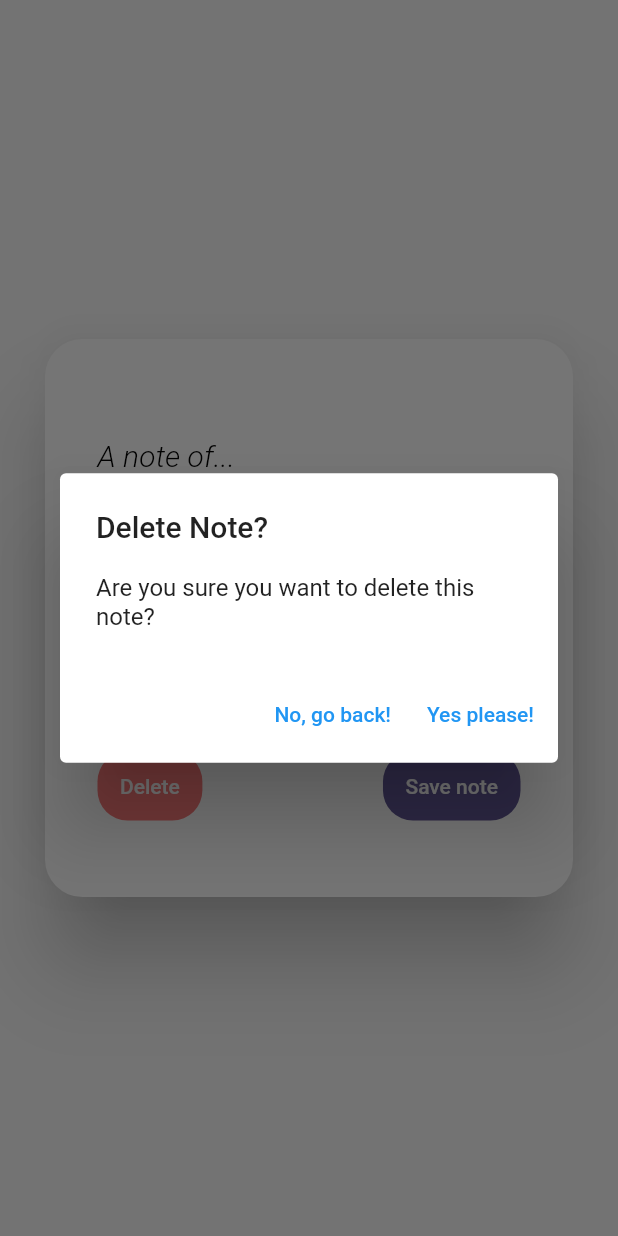
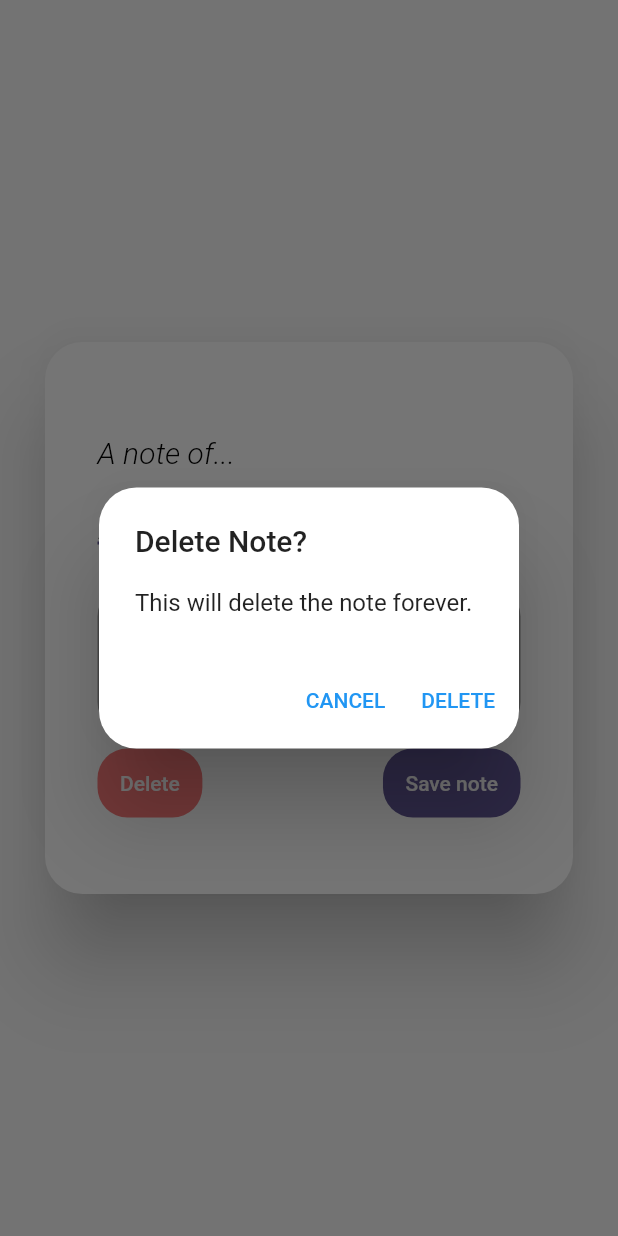
Before and after one commit to Jiaxen/kokoro, a Flutter app: the EditNoteScreen widget shown alone on an empty page, opened directly with empty values, after a tap on "Delete", on a phone screen of 412 x 824 dp. Run offline on Flutter 3.47's test engine with Material 2 defaults, Android fonts, the phone set to English and light mode, and no system bars; our stand-ins replace cloud_firestore, firebase_auth, firebase_core, flutter_progress_hud, flutter_riverpod, flutter_signin_button and 3 more; missing offline and left inert: flutter_facebook_auth; accounts and stored records are empty; network calls fail.

Commit message:
Refactoring, ui tweeks

```diff
--- a/lib/app/screens/edit_note_screen.dart
+++ b/lib/app/screens/edit_note_screen.dart
@@ -58,7 +58,7 @@ class _EditNoteScreenState extends ConsumerState<EditNoteScreen> {
                 mainAxisSize: MainAxisSize.min,
                 crossAxisAlignment: CrossAxisAlignment.start,
                 children: [
-                  const SizedBox(height: 16),
+                  const SizedBox(height: 12),
                   Text(
                     'A note of...',
                     style: TextStyle(
@@ -115,24 +115,13 @@ class _EditNoteScreenState extends ConsumerState<EditNoteScreen> {
                       keyboardType: TextInputType.multiline,
                       textCapitalization: TextCapitalization.sentences,
                       minLines: 3,
-                      maxLines: 5),
+                      maxLines: 3),
                   const SizedBox(height: 10),
                   Row(
                     mainAxisAlignment: MainAxisAlignment.spaceBetween,
                     children: [
                       TextButton(
-                        style: ButtonStyle(
-                          padding: MaterialStateProperty.all<EdgeInsetsGeometry>(
-                              const EdgeInsets.all(15)),
-                          backgroundColor: MaterialStateProperty.all<Color>(
-                              kWarningBackgroundColorLight),
-                          foregroundColor: MaterialStateProperty.all<Color>(
-                              kPrimaryTitleColour),
-                          shape: MaterialStateProperty.all<OutlinedBorder>(
-                              const RoundedRectangleBorder(
-                            borderRadius: BorderRadius.all(Radius.circular(20.0)),
-                          )),
-                        ),
+                        style: roundButtonStyle(kPrimaryTitleColour, kWarningBackgroundColorLight),
                         onPressed: () {
                           if (myController.text.isEmpty &&
                               widget.note.id == null) {
@@ -142,13 +131,16 @@ class _EditNoteScreenState extends ConsumerState<EditNoteScreen> {
                             showDialog<String>(
                               context: context,
                               builder: (BuildContext context) => AlertDialog(
+                                insetPadding: const EdgeInsets.symmetric(horizontal: 35, vertical: 50),
+                                shape: const RoundedRectangleBorder(
+                                    borderRadius: BorderRadius.all(Radius.circular(25))),
                                 title: const Text('Delete Note?'),
                                 content: const Text(
-                                    'Are you sure you want to delete this note?'),
+                                    'This will delete the note forever.'),
                                 actions: <Widget>[
                                   TextButton(
                                     onPressed: () => Navigator.of(context).pop(),
-                                    child: const Text('No, go back!'),
+                                    child: const Text('CANCEL'),
                                   ),
                                   TextButton(
                                     onPressed: () {
@@ -158,7 +150,7 @@ class _EditNoteScreenState extends ConsumerState<EditNoteScreen> {
                                       Navigator.of(context)
                                           .popUntil((route) => route.isFirst);
                                     },
-                                    child: const Text('Yes please!'),
+                                    child: const Text('DELETE'),
                                   ),
                                 ],
                               ),
@@ -168,18 +160,7 @@ class _EditNoteScreenState extends ConsumerState<EditNoteScreen> {
                         child: const Text('Delete'),
                       ),
                       TextButton(
-                        style: ButtonStyle(
-                          padding: MaterialStateProperty.all<EdgeInsetsGeometry>(
-                              const EdgeInsets.all(15)),
-                          backgroundColor:
-                              MaterialStateProperty.all<Color>(kPrimaryAppColour),
-                          foregroundColor: MaterialStateProperty.all<Color>(
-                              kPrimaryTitleColour),
-                          shape: MaterialStateProperty.all<OutlinedBorder>(
-                              const RoundedRectangleBorder(
-                            borderRadius: BorderRadius.all(Radius.circular(20.0)),
-                          )),
-                        ),
+                        style: roundButtonStyle(kPrimaryTitleColour, kPrimaryAppColour),
                         onPressed: () {
                           if (myController.text.isNotEmpty) {
                             widget.note.content = myController.text;
--- a/lib/app/screens/find_partner_screen.dart
+++ b/lib/app/screens/find_partner_screen.dart
@@ -126,18 +126,7 @@ class _FindPartnerScreenState extends ConsumerState<FindPartnerScreen> {
         Container(
           alignment: Alignment.topRight,
           child: TextButton(
-            style: ButtonStyle(
-              padding: MaterialStateProperty.all<EdgeInsetsGeometry>(
-                  const EdgeInsets.symmetric(vertical: 15, horizontal: 25)),
-              backgroundColor: MaterialStateProperty.all<Color>(
-                  kWarningBackgroundColorLight),
-              foregroundColor:
-                  MaterialStateProperty.all<Color>(kPrimaryTitleColour),
-              shape: MaterialStateProperty.all<OutlinedBorder>(
-                  const RoundedRectangleBorder(
-                borderRadius: BorderRadius.all(Radius.circular(30.0)),
-              )),
-            ),
+            style: roundButtonStyle(kPrimaryTitleColour, kWarningBackgroundColorLight),
             onPressed: () {
               if (myController.text != "") {
                 group.invitedMembers != null
--- a/lib/constants.dart
+++ b/lib/constants.dart
@@ -12,3 +12,17 @@ Color kPrimaryTextColour = Colors.black;
 Color kPrimaryBackgroundColour = Colors.white;
 Color kSecondaryBackgroundColour = const Color(0xFFAAAAAA);
 Color kTextBackgroundColour = const Color(0xFFF3F3F3);
+
+
+ButtonStyle roundButtonStyle(Color foregroundColour, Color backgroundColour) {
+  return ButtonStyle(
+    padding: MaterialStateProperty.all<EdgeInsetsGeometry>(
+        const EdgeInsets.all(15)),
+    backgroundColor: MaterialStateProperty.all<Color>(backgroundColour),
+    foregroundColor: MaterialStateProperty.all<Color>(foregroundColour),
+    shape: MaterialStateProperty.all<OutlinedBorder>(
+        const RoundedRectangleBorder(
+          borderRadius: BorderRadius.all(Radius.circular(20.0)),
+        )),
+  );
+}
```
